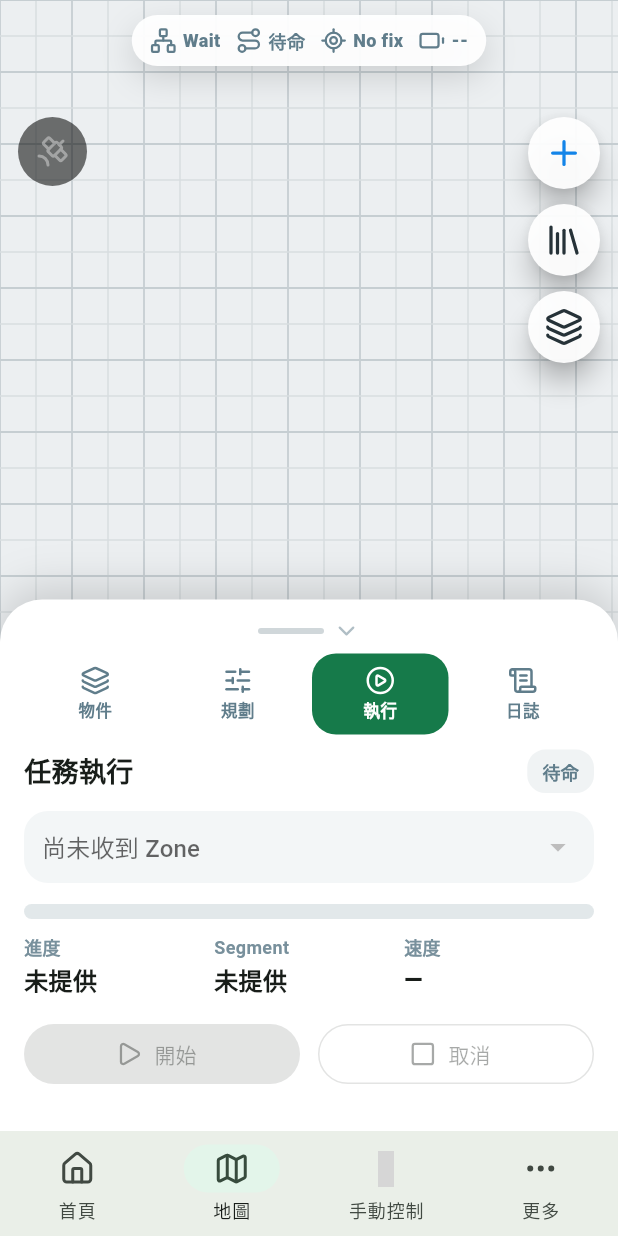
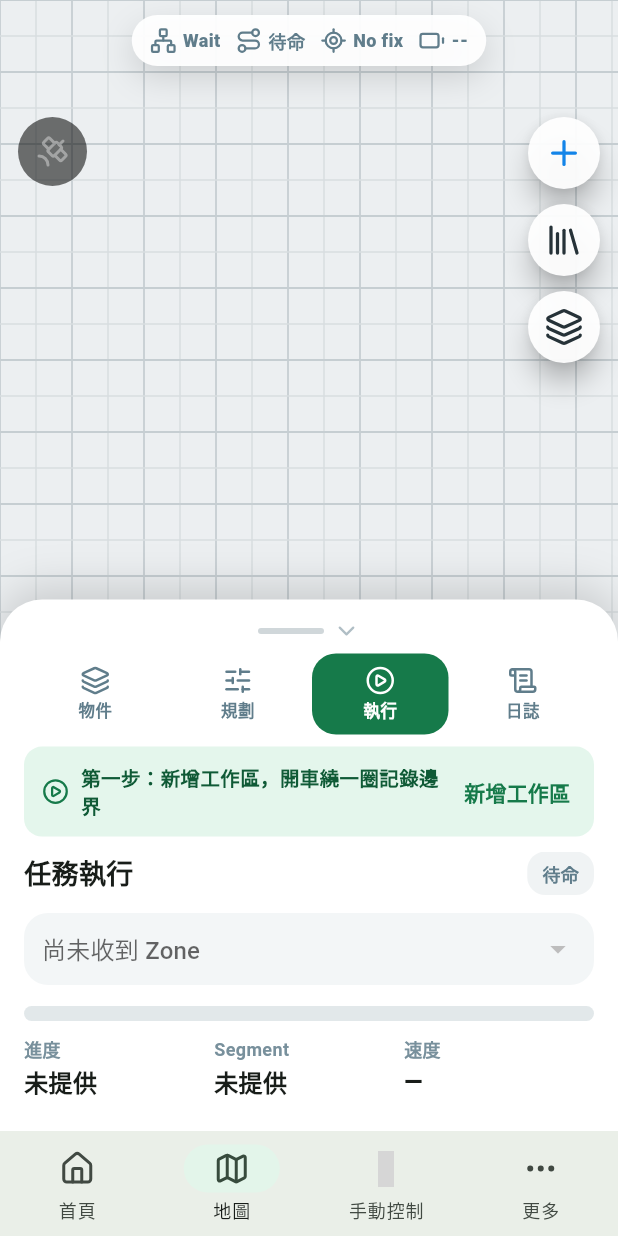
Before and after one commit to edwards414/mower_lawer_app, a Flutter app: the screen it shows after launch, after a tap on "以檢視模式進入", after a tap on "前往地圖執行任務", on a phone screen of 412 x 824 dp. Run offline on Flutter 3.47's test engine with Material 3 defaults, Android fonts, the phone set to English and light mode, and no system bars; our stand-ins replace flutter_map, flutter_secure_storage, image_picker, latlong2, lucide_icons_flutter, package_info_plus and 1 more; missing offline and left inert: flutter_webrtc, mobile_scanner; grey boxes are pictures that could not be loaded.

Commit message:
ui: map panel says what to do next
The map's bottom panel has four equal tabs (objects / plan / run / logs) and
nothing tells a new operator which one matters now. Add a one-line banner under
the tab bar, derived from mission state: add a zone -> generate coverage path
-> run, or "in progress" while mowing, each with a button that opens the right
panel (or the add-object sheet). It steps aside while recording, drawing or
vertex-editing (those have their own bars) and is hidden on short landscape
panels. The four tabs themselves are unchanged.

Co-Authored-By: Claude <noreply@anthropic.com>
Claude-Session: https://claude.ai/code/session_01VZaFfrfeuHLtSu3zT4DHiM

```diff
--- a/lib/screens/home_screen.dart
+++ b/lib/screens/home_screen.dart
@@ -21,6 +21,7 @@ import '../widgets/manual_control_overlay.dart';
 import '../widgets/map_objects_sheet.dart';
 import '../widgets/map_record_bar.dart';
 import '../widgets/mission_map_canvas.dart';
+import '../widgets/mission_next_step.dart';
 import '../widgets/mission_mode_bar.dart';
 import '../widgets/satellite_map_view.dart';
 import '../widgets/operation_log_sheet.dart';
@@ -1002,6 +1003,11 @@ class _MissionMapScreenState extends State<MissionMapScreen> {
       setState(() => _popupOffset = positions[nearest]);
     }
   }
+
+  void _openAddObject() => _showAppSheet(
+    context,
+    AddObjectSheet(onRecordingStarted: widget.onOpenManual),
+  );
 
   void _dismissPopup() {
     context.read<RobotFleetProvider>().selectRobot(null);
@@ -1160,10 +1166,7 @@ class _MissionMapScreenState extends State<MissionMapScreen> {
               top: media.padding.top + 78,
               right: 12,
               child: _MapActionRail(
-                onAdd: () => _showAppSheet(
-                  context,
-                  AddObjectSheet(onRecordingStarted: widget.onOpenManual),
-                ),
+                onAdd: _openAddObject,
                 onSites: () => _showAppSheet(context, const SiteLibrarySheet()),
                 onLayers: () =>
                     _showAppSheet(context, const _LayerToggleSheet()),
@@ -1211,6 +1214,7 @@ class _MissionMapScreenState extends State<MissionMapScreen> {
                   isCollapsed: collapsed,
                   onToggle: () =>
                       setState(() => _panelCollapsed = !_panelCollapsed),
+                  onAddObject: _openAddObject,
                 ),
               ),
             ),
@@ -1615,10 +1619,12 @@ class _MissionBottomPanel extends StatelessWidget {
   const _MissionBottomPanel({
     required this.isCollapsed,
     required this.onToggle,
+    required this.onAddObject,
   });
 
   final bool isCollapsed;
   final VoidCallback onToggle;
+  final VoidCallback onAddObject;
 
   @override
   Widget build(BuildContext context) {
@@ -1677,6 +1683,7 @@ class _MissionBottomPanel extends StatelessWidget {
               ),
               if (!isCollapsed) ...[
                 const MissionModeBar(),
+                MissionNextStepBanner(onAddObject: onAddObject),
                 const SizedBox(height: 10),
                 Expanded(
                   child: SingleChildScrollView(
--- /dev/null
+++ b/lib/widgets/mission_next_step.dart
@@ -0,0 +1,138 @@
+import 'package:flutter/material.dart';
+import 'package:provider/provider.dart';
+
+import '../models/mission_mock.dart';
+import '../providers/mission_mock_provider.dart';
+import '../utils/app_icons.dart';
+
+/// What the operator should do next on the map, derived from the mission
+/// state, so the four panels are not something they have to work out alone.
+class MissionNextStep {
+  const MissionNextStep({
+    required this.text,
+    this.actionLabel,
+    this.targetMode,
+    this.addObject = false,
+  });
+
+  final String text;
+  final String? actionLabel;
+
+  /// Panel the action switches to; null when the action opens the add sheet.
+  final MissionMode? targetMode;
+  final bool addObject;
+
+  /// Null when another on-map flow (recording, drawing, editing) already owns
+  /// the guidance, so two prompts never compete.
+  static MissionNextStep? of(MissionMockProvider mission) {
+    if (mission.recordingType != null ||
+        mission.hasPendingRecordSave ||
+        mission.drawMode ||
+        mission.editVertexMode) {
+      return null;
+    }
+    final running =
+        mission.navStatus == NavMockStatus.executing ||
+        mission.navStatus == NavMockStatus.paused;
+    final mode = mission.selectedMode;
+    if (running) {
+      return MissionNextStep(
+        text: '任務進行中',
+        actionLabel: mode == MissionMode.run ? null : '查看執行',
+        targetMode: MissionMode.run,
+      );
+    }
+    if (mission.zones.isEmpty) {
+      return const MissionNextStep(
+        text: '第一步：新增工作區，開車繞一圈記錄邊界',
+        actionLabel: '新增工作區',
+        addObject: true,
+      );
+    }
+    if (!mission.zones.any((zone) => zone.hasCoveragePath)) {
+      return MissionNextStep(
+        text: '第二步：為工作區生成覆蓋路徑',
+        actionLabel: mode == MissionMode.plan ? null : '前往規劃',
+        targetMode: MissionMode.plan,
+      );
+    }
+    return MissionNextStep(
+      text: '路徑已就緒：選擇區域後即可開始割草',
+      actionLabel: mode == MissionMode.run ? null : '前往執行',
+      targetMode: MissionMode.run,
+    );
+  }
+}
+
+class MissionNextStepBanner extends StatelessWidget {
+  const MissionNextStepBanner({super.key, required this.onAddObject});
+
+  final VoidCallback onAddObject;
+
+  @override
+  Widget build(BuildContext context) {
+    // A short (landscape) panel has no room for a banner.
+    if (MediaQuery.sizeOf(context).height < 420) {
+      return const SizedBox.shrink();
+    }
+    final mission = context.watch<MissionMockProvider>();
+    final step = MissionNextStep.of(mission);
+    if (step == null) {
+      return const SizedBox.shrink();
+    }
+    final label = step.actionLabel;
+    return Padding(
+      padding: const EdgeInsets.only(top: 8),
+      child: DecoratedBox(
+        decoration: BoxDecoration(
+          color: const Color(0xFFE4F6EC),
+          borderRadius: BorderRadius.circular(12),
+        ),
+        child: Padding(
+          padding: const EdgeInsets.fromLTRB(12, 6, 6, 6),
+          child: Row(
+            children: [
+              const Icon(
+                AppIcons.circlePlay,
+                size: 18,
+                color: Color(0xFF167A4A),
+              ),
+              const SizedBox(width: 8),
+              Expanded(
+                child: Text(
+                  step.text,
+                  maxLines: 2,
+                  overflow: TextOverflow.ellipsis,
+                  style: const TextStyle(
+                    color: Color(0xFF0F5A36),
+                    fontSize: 13,
+                    fontWeight: FontWeight.w800,
+                  ),
+                ),
+              ),
+              if (label != null)
+                TextButton(
+                  onPressed: () {
+                    if (step.addObject) {
+                      onAddObject();
+                    } else if (step.targetMode != null) {
+                      mission.selectMode(step.targetMode!);
+                    }
+                  },
+                  style: TextButton.styleFrom(
+                    foregroundColor: const Color(0xFF167A4A),
+                    minimumSize: const Size(0, 36),
+                    padding: const EdgeInsets.symmetric(horizontal: 10),
+                  ),
+                  child: Text(
+                    label,
+                    style: const TextStyle(fontWeight: FontWeight.w900),
+                  ),
+                ),
+            ],
+          ),
+        ),
+      ),
+    );
+  }
+}
```
Also changed, not shown: 1 other file.
